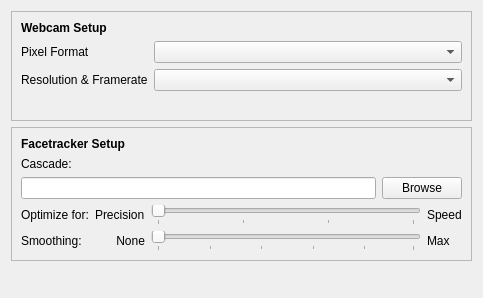
Old version of the form src/qt_gui/l_wcft_setup.ui in the repository StarTuz/linuxtrack-Qt6-Wayland.
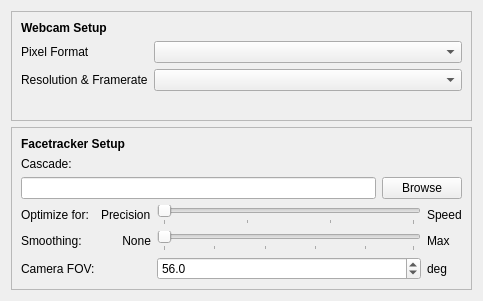
New version of the form.

```diff
--- a/src/qt_gui/l_wcft_setup.ui
+++ b/src/qt_gui/l_wcft_setup.ui
@@ -244,6 +244,36 @@
           </property>
          </widget>
         </item>
+        <item row="2" column="0">
+         <widget class="QLabel" name="label_8">
+          <property name="text">
+           <string>Camera FOV:</string>
+          </property>
+         </widget>
+        </item>
+        <item row="2" column="2">
+         <widget class="QDoubleSpinBox" name="CameraFov">
+          <property name="decimals">
+           <number>1</number>
+          </property>
+          <property name="minimum">
+           <double>30.000000000000000</double>
+          </property>
+          <property name="maximum">
+           <double>140.000000000000000</double>
+          </property>
+          <property name="value">
+           <double>56.000000000000000</double>
+          </property>
+         </widget>
+        </item>
+        <item row="2" column="3">
+         <widget class="QLabel" name="label_12">
+          <property name="text">
+           <string>deg</string>
+          </property>
+         </widget>
+        </item>
        </layout>
       </item>
      </layout>
```
